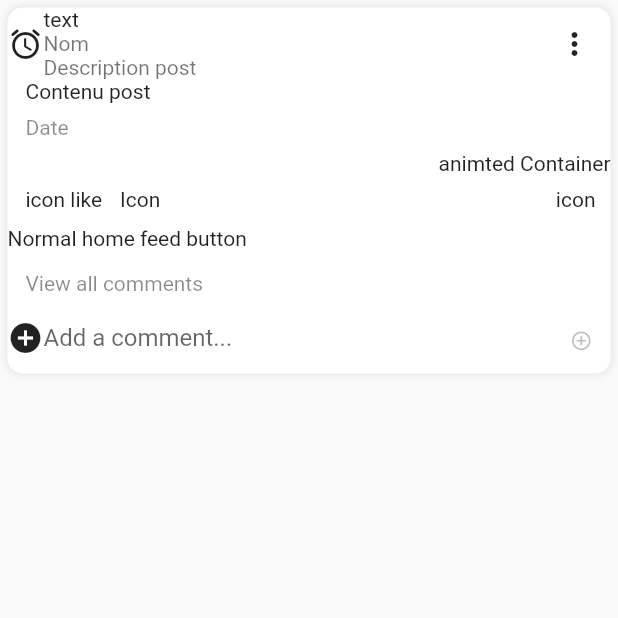
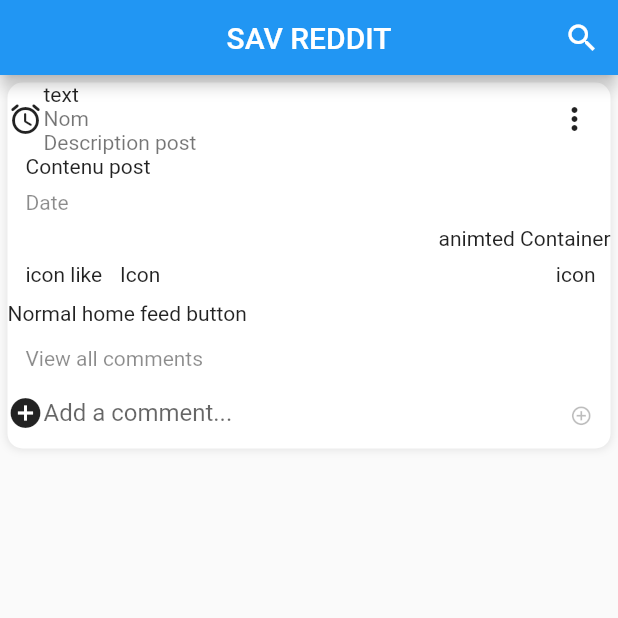
Before and after one commit to PatateHunter/SAV_reddit, a Flutter app: the screen it shows after launch, on a phone screen of 412 x 824 dp, the top half of it. Run offline on Flutter 3.47's test engine with Material 2 defaults, Android fonts, the phone set to English and light mode, and no system bars; missing offline and left inert: travelapp.

Commit message:
implement front AppSearchBar

```diff
--- /dev/null
+++ b/mobile/lib/AppSearchBar.dart
@@ -0,0 +1,61 @@
+import 'package:flutter/material.dart';
+
+//AppBar must PreferredSizeWidget
+class AppSearchBar extends StatefulWidget implements PreferredSizeWidget {
+  //final User user;
+  const AppSearchBar({ Key? key, /*required this.user*/ }) : super(key: key);
+
+  @override
+  State<AppSearchBar> createState() => _AppSearchBarState();
+
+  @override
+  Size get preferredSize => const Size.fromHeight(50); // size in height of AppBar
+}
+
+class _AppSearchBarState extends State<AppSearchBar> {
+  Icon customIcon = const Icon(Icons.search);
+  Widget customAppBarTitle = const Text('SAV REDDIT');
+  Widget customAppBarSearch = const ListTile(
+                    leading: Icon(
+                      Icons.search,
+                      color: Colors.white,
+                      size: 28,
+                    ),
+                    title: TextField(
+                      decoration: InputDecoration(
+                        hintText: 'Put your key-word',
+                        hintStyle: TextStyle(
+                          color: Colors.white,
+                          fontSize: 18,
+                          fontStyle: FontStyle.italic,
+                        ),
+                        border: InputBorder.none,
+                      ),
+                      style: TextStyle(
+                        color: Colors.white,
+                      ),
+                    ),
+                  );
+  @override
+  Widget build(BuildContext context) {
+    return AppBar(
+        title: customIcon.icon == Icons.search ? customAppBarTitle : customAppBarSearch,
+        automaticallyImplyLeading: false,
+        actions: [
+          IconButton(
+            onPressed: () {
+              setState(() {
+                if (customIcon.icon == Icons.search) {
+                  customIcon = const Icon(Icons.cancel);
+                }else{
+                  customIcon = const Icon(Icons.search);
+                }
+              });
+            },
+            icon: customIcon,
+          )
+        ],
+        centerTitle: true,
+      );
+  }
+}
--- a/mobile/lib/main.dart
+++ b/mobile/lib/main.dart
@@ -1,4 +1,6 @@
 import 'package:flutter/material.dart';
+
+import 'AppSearchBar.dart';
 
 void main() {
   runApp(MyApp());
@@ -10,7 +12,6 @@ class MyApp extends StatelessWidget {
     return MaterialApp(
       title: 'Flutter Demo',
       theme: ThemeData(
-
         primarySwatch: Colors.blue,
       ),
       home: MyHomePage(title: 'Flutter Demo Home Page'),
@@ -28,18 +29,17 @@ class MyHomePage extends StatefulWidget {
 }
 
 class _MyHomePageState extends State<MyHomePage> {
-
   @override
   Widget build(BuildContext context) {
-
     /* return FutureBuilder(
       future: authStateFalse.getUserdata(userId: getModel?.userId),
       builder: (context, snapshot) {
         if (snapshot.hasData) { */
     return Scaffold(
+      appBar: AppSearchBar(),
       body: Padding(
-              padding: const EdgeInsets.only(
-                  left: 5.0, right: 5.0, top: 5.0, bottom: 5.0),
+        padding:
+            const EdgeInsets.only(left: 5.0, right: 5.0, top: 5.0, bottom: 5.0),
         child: InkWell(
           child: Container(
             decoration: BoxDecoration(
@@ -80,7 +80,8 @@ class _MyHomePageState extends State<MyHomePage> {
                                         );
                                       })); */
                           },
-                                child: Icon(Icons.access_alarm_rounded),/* CircleImage(
+                          child: Icon(Icons
+                              .access_alarm_rounded), /* CircleImage(
                                   snapshot.data()['profilePic'] ?? 'unknown picture',
                                   imageSize: 36.0,
                                   whiteMargin: 2.0,
@@ -113,8 +114,7 @@ class _MyHomePageState extends State<MyHomePage> {
                               children: <Widget>[
                                 Row(
                                   children: <Widget>[
-                                          Text(
-                                            "text"
+                                    Text("text"
                                         //snapshot.data()['displayName'] ?? 'unknown display name',
                                         ),
                                   ],
@@ -133,8 +133,7 @@ class _MyHomePageState extends State<MyHomePage> {
                                     Text(
                                       "Nom",
                                       /* snapshot.data()['school'] ?? 'unknown school', */
-                                            style:
-                                                TextStyle(color: Colors.black54),
+                                      style: TextStyle(color: Colors.black54),
                                     ),
                                   ],
                                 ),
@@ -143,8 +142,7 @@ class _MyHomePageState extends State<MyHomePage> {
                                     Text(
                                       "Description post",
                                       //snapshot.data()['study'] ?? 'unknown study',
-                                            style:
-                                                TextStyle(color: Colors.black54),
+                                      style: TextStyle(color: Colors.black54),
                                     ),
                                   ],
                                 ),
@@ -155,7 +153,8 @@ class _MyHomePageState extends State<MyHomePage> {
                         Expanded(child: SizedBox()),
                         IconButton(
                             icon: Icon(Icons.more_vert),
-                                onPressed: () => null /* _showMuteDialog(
+                            onPressed: () =>
+                                null /* _showMuteDialog(
                                   getContext,
                                   getModel,
                                   isMyPost,
@@ -180,7 +179,8 @@ class _MyHomePageState extends State<MyHomePage> {
                                   TextStyle(color: Colors.blue),
                                 ),
                               ),
-                            ), */Text("Contenu post"),
+                            ), */
+                          Text("Contenu post"),
                     ),
                     SizedBox(height: 8.0),
                     Padding(
@@ -199,8 +199,8 @@ class _MyHomePageState extends State<MyHomePage> {
                           alignment: Alignment.centerRight,
                           child: /* getModel.imagePath == null
                                   ? SizedBox.shrink()
-                                  : selectingGrid(imagePath: getModel.imagePath), */Text("animted Container")
-                            ),
+                                  : selectingGrid(imagePath: getModel.imagePath), */
+                              Text("animted Container")),
                     ),
                     SizedBox(height: 8.0),
                     // Different icon buttons and image slider indicator
@@ -212,7 +212,8 @@ class _MyHomePageState extends State<MyHomePage> {
                           children: <Widget>[
                             SizedBox(width: 12.0), // For padding
                             InkWell(
-                                    onTap: () {null;
+                              onTap: () {
+                                null;
                                 /* getState.addLikeToTweet(
                                           getModel, authStateFalse?.userId); */
                               },
@@ -221,14 +222,16 @@ class _MyHomePageState extends State<MyHomePage> {
                                           ? CustomIcons.like_fill
                                           : CustomIcons.like_lineal,
                                       color: likeList ? Colors.red : Colors.black,
-                                    ), */Text("icon like"),
+                                    ), */
+                                  Text("icon like"),
                             ),
                             SizedBox(width: 12.0), // For padding
 
                             InkWell(
                                 child: /* Icon(
                                         //CustomIcons.comment,
-                                      ), */Text("Icon"),
+                                      ), */
+                                    Text("Icon"),
                                 onTap: () {
                                   /* Navigator.push(
                                           context,
@@ -258,8 +261,7 @@ class _MyHomePageState extends State<MyHomePage> {
                     // View all comments
                     InkWell(
                         child: Padding(
-                                padding:
-                                    const EdgeInsets.only(left: 12.0, top: 10),
+                          padding: const EdgeInsets.only(left: 12.0, top: 10),
                           child: Row(children: [
                             Text(
                               'View all',
```
Lines whose indentation alone changed are shown as unchanged.
